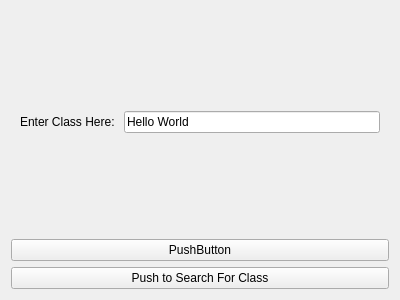
Old version of the form org.sv.gui.qt.helloData/src/internal/svHelloData.ui in the repository gmaher/datamanager_plugin.
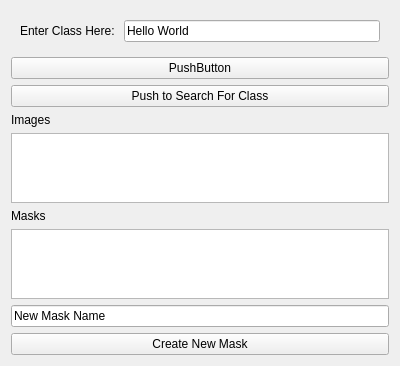
New version of the form.

Diff of the .ui file:
```diff
--- a/org.sv.gui.qt.helloData/src/internal/svHelloData.ui
+++ b/org.sv.gui.qt.helloData/src/internal/svHelloData.ui
@@ -7,7 +7,7 @@
     <x>0</x>
     <y>0</y>
     <width>400</width>
-    <height>300</height>
+    <height>365</height>
    </rect>
   </property>
   <property name="sizePolicy">
@@ -57,6 +57,40 @@
      </property>
     </widget>
    </item>
+   <item>
+    <widget class="QLabel" name="ImageListLabel">
+     <property name="text">
+      <string>Images</string>
+     </property>
+    </widget>
+   </item>
+   <item>
+    <widget class="QListView" name="svHelloDataImageListView"/>
+   </item>
+   <item>
+    <widget class="QLabel" name="CreateMaskLabel">
+     <property name="text">
+      <string>Masks</string>
+     </property>
+    </widget>
+   </item>
+   <item>
+    <widget class="QListView" name="svHelloDataListView"/>
+   </item>
+   <item>
+    <widget class="QLineEdit" name="CreateMaskLineEdit">
+     <property name="text">
+      <string>New Mask Name</string>
+     </property>
+    </widget>
+   </item>
+   <item>
+    <widget class="QPushButton" name="CreateMaskPushButton">
+     <property name="text">
+      <string>Create New Mask</string>
+     </property>
+    </widget>
+   </item>
   </layout>
  </widget>
  <resources/>
```
